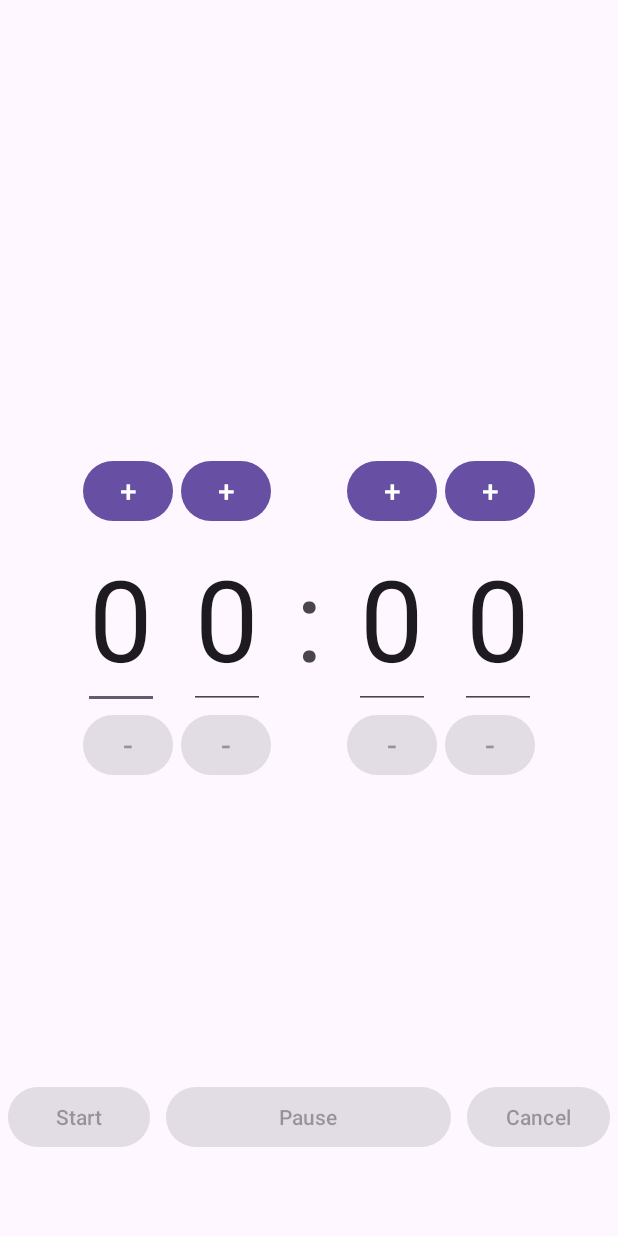
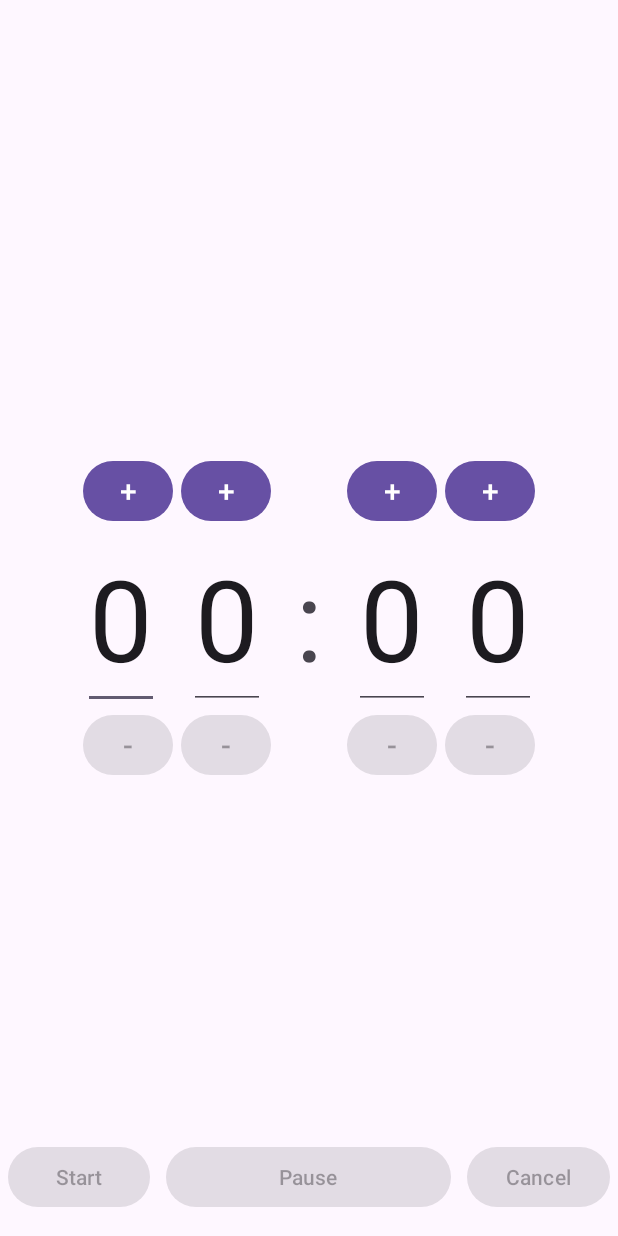
Before and after one commit to Farexx30/simple-countdown-timer, an Android app: the screen it shows after launch (MainActivity), on a phone screen of 412 x 824 dp. Run offline under Robolectric (Android 15) with nearby library versions, the phone set to English and light mode, and no system bars.

```diff
--- a/app/src/main/AndroidManifest.xml
+++ b/app/src/main/AndroidManifest.xml
@@ -15,6 +15,7 @@
         <activity
             android:name=".MainActivity"
             android:configChanges="keyboardHidden|orientation|screenSize"
+            android:windowSoftInputMode="adjustNothing"
             android:exported="true">
             <intent-filter>
                 <action android:name="android.intent.action.MAIN" />
--- a/app/src/main/java/com/example/timer/MainActivity.kt
+++ b/app/src/main/java/com/example/timer/MainActivity.kt
@@ -12,6 +12,7 @@ import com.example.timer.data.TimerData
 import com.example.timer.fragments.ITimerRun
 import com.example.timer.fragments.TimerModification
 import com.example.timer.fragments.TimerRun
+import com.example.timer.utils.commitWhenPossible
 
 class MainActivity : AppCompatActivity(), IMainActivityOnTimerFinish, IMainActivityChangeEnablement {
     private lateinit var countdownTimer: CountdownTimer
@@ -97,7 +98,7 @@ class MainActivity : AppCompatActivity(), IMainActivityOnTimerFinish, IMainActiv
         currentFragment = fragment
         supportFragmentManager.beginTransaction()
             .replace(R.id.fragment_container, fragment)
-            .commit()
+            .commitWhenPossible(lifecycle)
     }
 
 
--- a/app/src/main/java/com/example/timer/utils/Extensions.kt
+++ b/app/src/main/java/com/example/timer/utils/Extensions.kt
@@ -1,5 +1,20 @@
 package com.example.timer.utils
 
 import android.text.Editable
+import androidx.fragment.app.FragmentTransaction
+import androidx.lifecycle.DefaultLifecycleObserver
+import androidx.lifecycle.Lifecycle
+import androidx.lifecycle.LifecycleOwner
 
 fun Editable.toInt(): Int = this.toString().trim().toIntOrNull() ?: 0
+
+fun FragmentTransaction.commitWhenPossible(lifecycle: Lifecycle) {
+    lifecycle.addObserver(object : DefaultLifecycleObserver {
+        override fun onStart(owner: LifecycleOwner) {
+            super.onStart(owner)
+
+            lifecycle.removeObserver(this)
+            commit()
+        }
+    })
+}
--- a/app/src/main/res/layout/activity_main.xml
+++ b/app/src/main/res/layout/activity_main.xml
@@ -20,7 +20,7 @@
         android:id="@+id/buttons_linear_layout"
         android:layout_width="match_parent"
         android:layout_height="wrap_content"
-        android:layout_marginBottom="50dp"
+        android:layout_marginBottom="10dp"
         app:layout_constraintBottom_toBottomOf="parent"
         app:layout_constraintEnd_toEndOf="parent"
         app:layout_constraintStart_toStartOf="parent">
@@ -32,7 +32,8 @@
             android:layout_margin="5dp"
             android:layout_weight="1"
             android:enabled="false"
-            android:text="@string/start" />
+            android:text="@string/start"
+            tools:ignore="ButtonStyle" />
 
         <Button
             android:id="@+id/pause_button"
@@ -41,7 +42,8 @@
             android:layout_margin="5dp"
             android:layout_weight="2"
             android:enabled="false"
-            android:text="@string/pause" />
+            android:text="@string/pause"
+            tools:ignore="ButtonStyle" />
 
         <Button
             android:id="@+id/cancel_button"
@@ -50,7 +52,8 @@
             android:layout_margin="5dp"
             android:layout_weight="1"
             android:enabled="false"
-            android:text="@string/cancel" />
+            android:text="@string/cancel"
+            tools:ignore="ButtonStyle"/>
     </LinearLayout>
 
 </androidx.constraintlayout.widget.ConstraintLayout>
```
